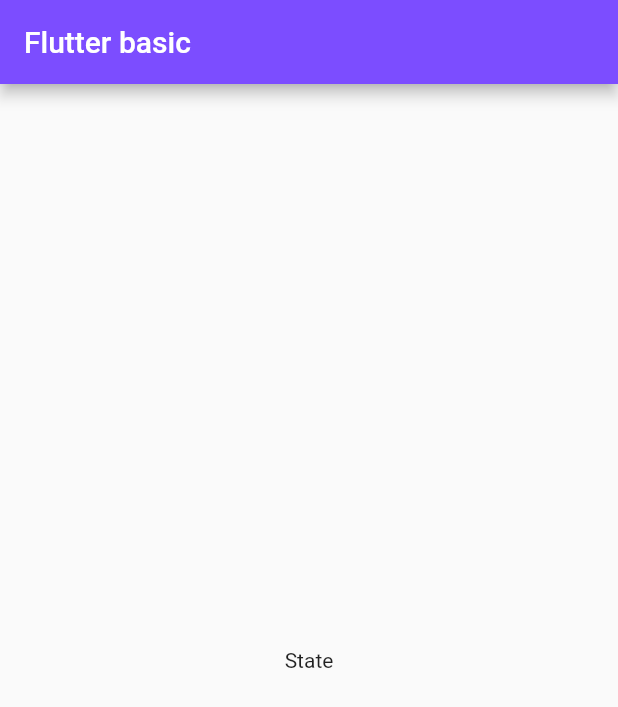
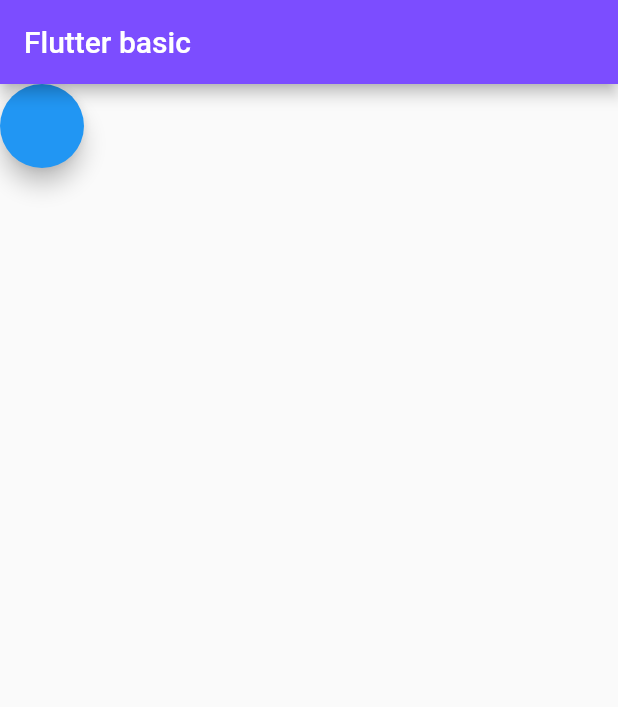
Before and after one commit to trunglemobiledev/flutterlearn, a Flutter app: the screen it shows after launch, on a phone screen of 412 x 824 dp. Shown: the top 707 px of the screen. Run offline on Flutter 3.47's test engine with Material 2 defaults, Android fonts, the phone set to English and light mode, and no system bars.

Commit message:
Bai 33 StatefulWidget

```diff
--- a/lib/main.dart
+++ b/lib/main.dart
@@ -13,7 +13,7 @@
               title: const Text('Flutter basic'),
             ),
             // body: const Center(child: Text('Hello Trung')))),
-            body: const MyWidget(true))),
+            body: const MyWidget2(false))),
     debugShowCheckedModeBanner: false, // tăt cai nhan debug
   ));
 }
@@ -34,3 +34,43 @@
         : const Center(child: CircularProgressIndicator());
   }
 }
+
+// StatefulWidget
+// Tự tạo MyWidget2 ke thừa StatefulWidget
+class MyWidget2 extends StatefulWidget {
+  final bool loading;
+
+  const MyWidget2(this.loading, {super.key});
+
+  @override
+  State<StatefulWidget> createState() {
+    return MyWidget2State();
+  }
+}
+
+class MyWidget2State extends State<MyWidget2> {
+  late bool _localLoading; //late là sẽ khởi tạo trễ sau khi khai báo
+  @override
+  void initState() {
+    super.initState();
+
+    // InitState được call sau khi MyWidget2 được khởi tạo và trước hàm build
+    // Dùng để khởi tạo giá trị ban đầu
+    _localLoading = widget
+        .loading; // widget là 1 instance đề truy cập thuộc tính của class StatefulWidget
+  }
+
+  @override
+  Widget build(BuildContext context) {
+    return _localLoading
+        ? const Center(child: CircularProgressIndicator())
+        : FloatingActionButton(onPressed: onClickButton);
+  }
+
+  // Sụ kiện xử lí state _localLoading bawfnf hàm setState
+  void onClickButton() {
+    setState(() {
+      _localLoading = true;
+    });
+  }
+}
```
